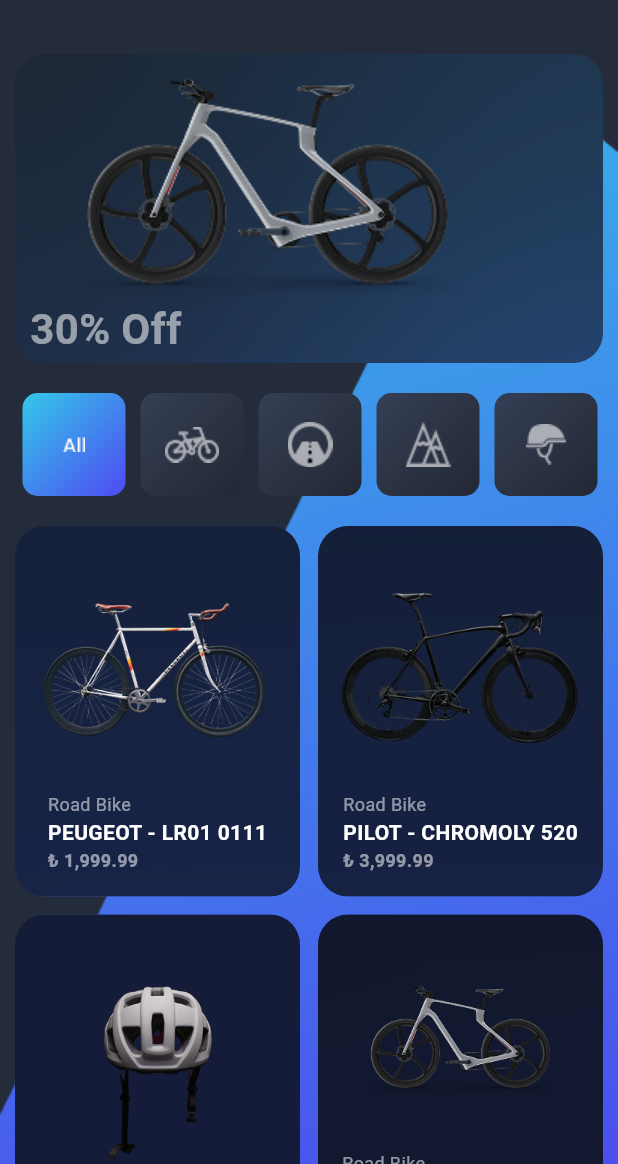
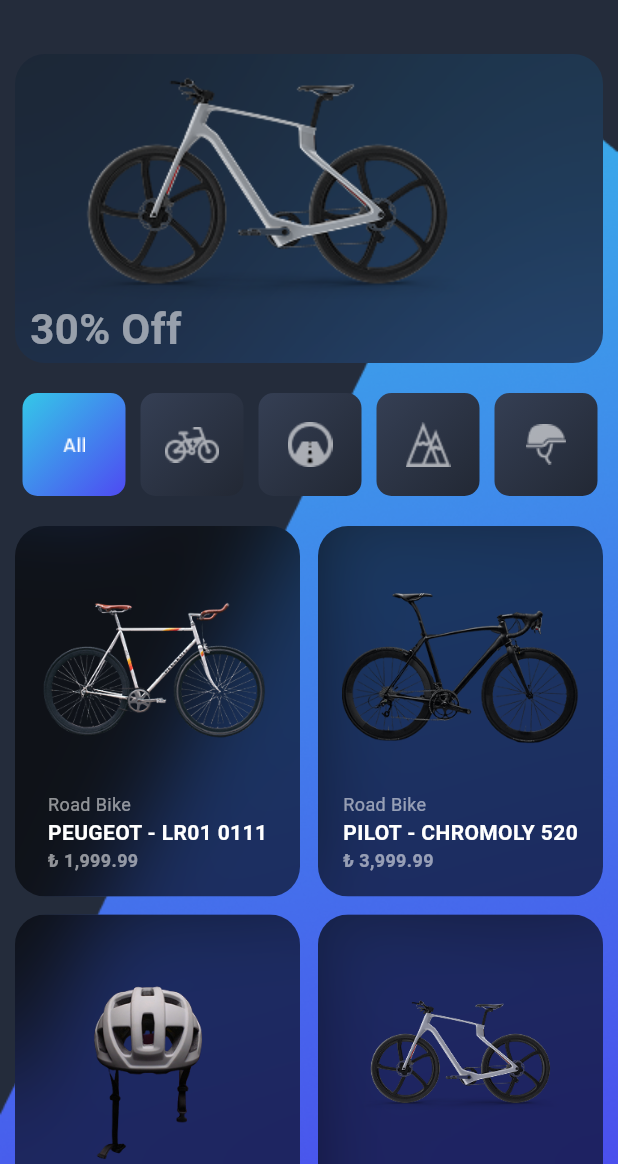
Before and after one commit to bayramyelec/BikeShoppingDesignFlutterGetX, a Flutter app: the screen it shows after launch, on a phone screen of 412 x 824 dp, the part 72-1236 px from its top. Run offline on Flutter 3.47's test engine with Material 3 defaults, Android fonts, the phone set to English and light mode, and no system bars; our stand-ins replace get, hexcolor.

Commit message:
hero widget

```diff
--- a/lib/views/product_detail_page.dart
+++ b/lib/views/product_detail_page.dart
@@ -76,10 +76,13 @@ class ProductDetailPage extends StatelessWidget {
   }
 
   Widget _buildImage() {
-    return SizedBox(
-      width: double.infinity,
-      height: ScreenSize.screenWidth / 1.5,
-      child: Image.asset(product.imagePath),
+    return Hero(
+      tag: 'image_${product.name}',
+      child: SizedBox(
+        width: double.infinity,
+        height: ScreenSize.screenWidth / 1.5,
+        child: Image.asset(product.imagePath),
+      ),
     );
   }
 
--- a/lib/widgets/products_widget.dart
+++ b/lib/widgets/products_widget.dart
@@ -51,9 +51,8 @@ class ProductsWidget extends StatelessWidget {
       childAspectRatio: 1 / 1.3,
       shrinkWrap: true,
       physics: NeverScrollableScrollPhysics(),
-      children: [
-        for (int i = 0; i < _list.length; i++)
-          GestureDetector(
+      children: List.generate(_list.length, (i) {
+        return GestureDetector(
           onTap: () {
             Get.toNamed(AppRoutes.productDetail, arguments: _list[i]);
           },
@@ -62,7 +61,7 @@ class ProductsWidget extends StatelessWidget {
             child: Stack(
               children: [
                 BackdropFilter(
-                    filter: ImageFilter.blur(sigmaX: 500, sigmaY: 500),
+                  filter: ImageFilter.blur(sigmaX: 30, sigmaY: 30),
                   child: Container(
                     decoration: BoxDecoration(
                       color: Colors.black.withAlpha(150),
@@ -71,20 +70,20 @@ class ProductsWidget extends StatelessWidget {
                 ),
                 Padding(
                   padding: const EdgeInsets.all(16.0),
-                    child: Center(
                   child: Column(
-                        mainAxisSize: MainAxisSize.min,
-                        crossAxisAlignment: CrossAxisAlignment.center,
+                    mainAxisAlignment: MainAxisAlignment.center,
                     children: [
                       Expanded(
+                        child: Hero(
+                          tag: 'image_${_list[i].name}',
                           child: Image.asset(
                             'assets/images/$i.png',
                             fit: BoxFit.contain,
                           ),
                         ),
+                      ),
                       const SizedBox(height: 8),
                       Column(
-                            mainAxisSize: MainAxisSize.min,
                         crossAxisAlignment: CrossAxisAlignment.start,
                         children: [
                           Text(
@@ -101,6 +100,8 @@ class ProductsWidget extends StatelessWidget {
                               fontSize: 14,
                               color: Colors.white,
                             ),
+                            overflow: TextOverflow.ellipsis,
+                            maxLines: 1,
                           ),
                           Text(
                             _list[i].price,
@@ -115,12 +116,11 @@ class ProductsWidget extends StatelessWidget {
                     ],
                   ),
                 ),
-                  ),
               ],
             ),
           ),
-          ),
-      ],
+        );
+      }),
     );
   }
 }
```
Lines whose indentation alone changed are shown as unchanged.
